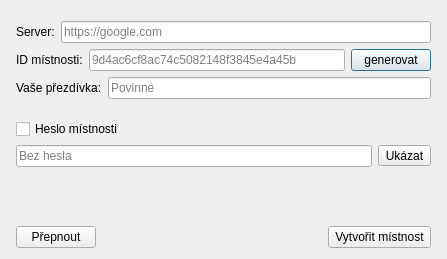
RxiPland/crypto_chat, file crypto_chat/roomdialog.ui: the form before one commit.
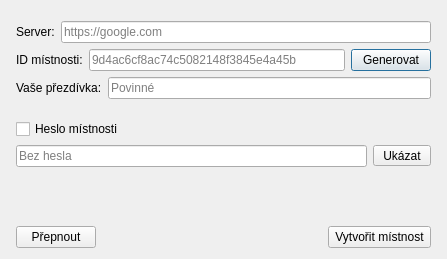
The form after the commit.

Commit message: updated button text

The edit to the form file:
```diff
--- a/crypto_chat/roomdialog.ui
+++ b/crypto_chat/roomdialog.ui
@@ -97,7 +97,7 @@
        <item>
         <widget class="QPushButton" name="pushButton_3">
          <property name="text">
-          <string>generovat</string>
+          <string>Generovat</string>
          </property>
         </widget>
        </item>
@@ -196,7 +196,7 @@
          <item>
           <widget class="QToolButton" name="toolButton">
            <property name="text">
-            <string>Ukázat</string>
+            <string> Ukázat </string>
            </property>
           </widget>
          </item>
```
The commit also changes 1 other file.
